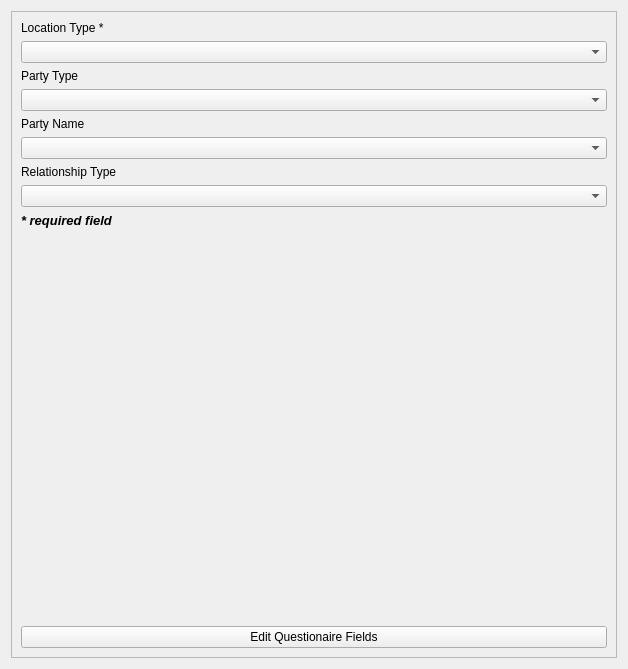
Above: cadasta/gui/ui/wizard/step_project_creation02.ui from meomancer/cadasta-qgis-plugin before the change. Below: the same form after it.
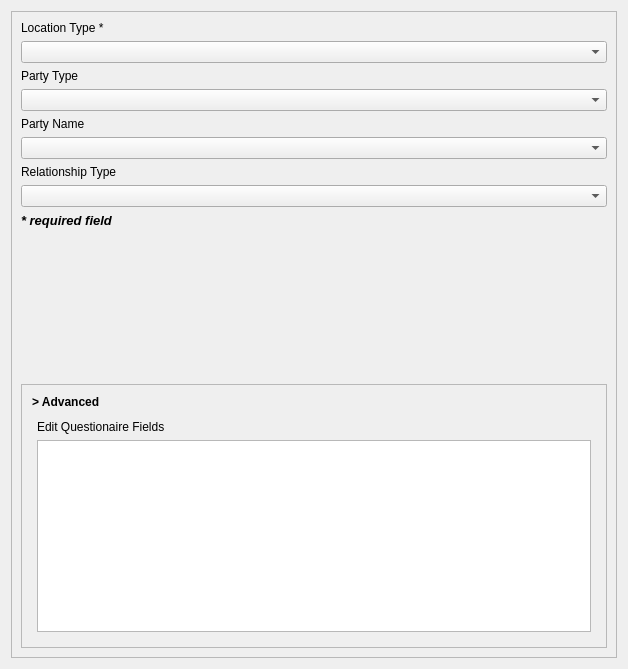
That is the form after the change.

Commit message: add advanced for questionnaire

The edit to the form file:
```diff
--- a/cadasta/gui/ui/wizard/step_project_creation02.ui
+++ b/cadasta/gui/ui/wizard/step_project_creation02.ui
@@ -104,21 +104,61 @@
         </spacer>
        </item>
        <item>
-        <layout class="QHBoxLayout" name="horizontalLayout">
+        <widget class="QFrame" name="verticalFrame">
+         <property name="frameShape">
+          <enum>QFrame::StyledPanel</enum>
+         </property>
+         <layout class="QVBoxLayout" name="verticalLayout_3">
+          <property name="margin">
+           <number>10</number>
+          </property>
          <item>
-          <widget class="QPushButton" name="questionnaire_button">
+           <widget class="QLabel" name="advanced_button">
+            <property name="font">
+             <font>
+              <weight>75</weight>
+              <bold>true</bold>
+             </font>
+            </property>
+            <property name="cursor">
+             <cursorShape>PointingHandCursor</cursorShape>
+            </property>
+            <property name="text">
+             <string>&gt; Advanced</string>
+            </property>
+            <property name="alignment">
+             <set>Qt::AlignLeading|Qt::AlignLeft|Qt::AlignVCenter</set>
+            </property>
+           </widget>
+          </item>
+          <item>
+           <widget class="QFrame" name="advanced_box">
+            <layout class="QVBoxLayout" name="verticalLayout_4">
+             <property name="margin">
+              <number>5</number>
+             </property>
+             <item>
+              <widget class="QLabel" name="label_3">
+               <property name="text">
+                <string>Edit Questionaire Fields</string>
+               </property>
+              </widget>
+             </item>
+             <item>
+              <widget class="QTextEdit" name="questionnaire_edit_text">
            <property name="maximumSize">
             <size>
              <width>16777215</width>
-             <height>16777215</height>
-            </size>
-           </property>
-           <property name="text">
-            <string>Edit Questionaire Fields</string>
-           </property>
+                 <height>400</height>
+                </size>
+               </property>
           </widget>
          </item>
         </layout>
+           </widget>
+          </item>
+         </layout>
+        </widget>
        </item>
       </layout>
      </widget>
```
Lines whose indentation alone changed are shown as unchanged. The commit also changes 1 other file.
